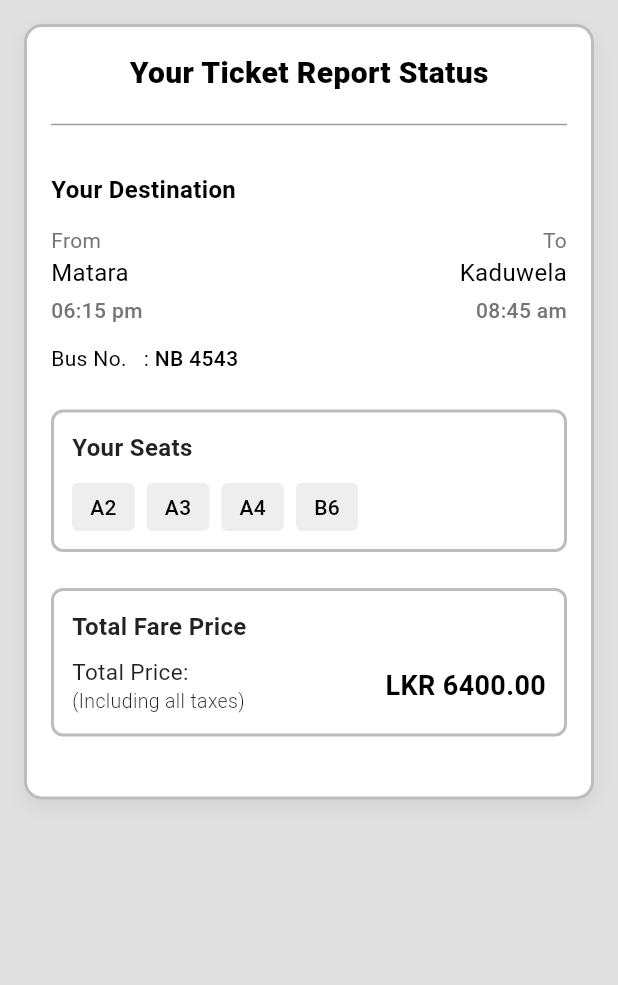
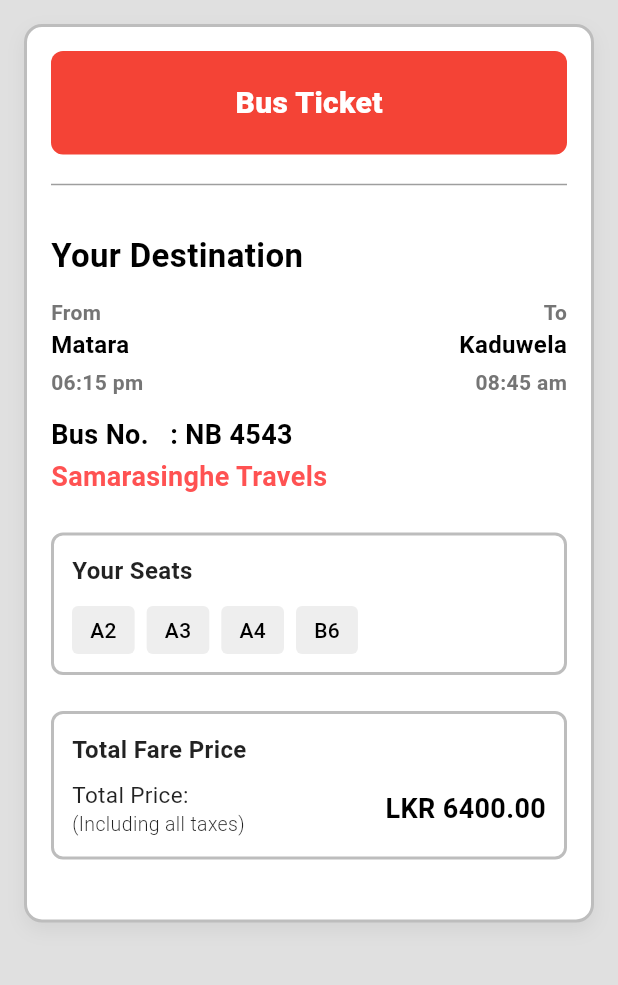
Before and after one commit to navinduhasalanka/bus-book-app, a Flutter app: the BookedTicketView screen opened directly, on a phone screen of 412 x 824 dp, the part 84-1069 px from its top. Run offline on Flutter 3.47's test engine with Material 3 defaults, Android fonts, the phone set to English and light mode, and no system bars; our stand-ins replace firebase_auth, firebase_core, icons_plus; accounts and stored records are empty.

Commit message:
Create BookedTicket

```diff
--- a/lib/widgets/booked_ticket_view.dart
+++ b/lib/widgets/booked_ticket_view.dart
@@ -7,8 +7,9 @@
   Widget build(BuildContext context) {
     return Scaffold(
       appBar: AppBar(
-        title: const Text('Booked Ticket',
-        style: TextStyle(
+        title: const Text(
+          'Booked Ticket',
+          style: TextStyle(
             color: Colors.red,
             fontWeight: FontWeight.bold,
           ),
@@ -27,7 +28,7 @@
               color: Colors.white,
               borderRadius: BorderRadius.circular(12),
               border: Border.all(
-                color: Colors.grey.shade400, // Grey border
+                color: Colors.grey.shade400,
                 width: 2.0,
               ),
               boxShadow: [
@@ -41,28 +42,39 @@
             child: Column(
               crossAxisAlignment: CrossAxisAlignment.start,
               children: [
-                Center(
-                  child: const Text(
-                    'Your Ticket Report Status',
-                    style: TextStyle(
-                      fontSize: 20,
-                      fontWeight: FontWeight.w900,
-                      color: Colors.black, // Dark black title
+                // 🔴 Full Red Background for "Bus Ticket" Section
+                Container(
+                  width: double.infinity,
+                  padding: const EdgeInsets.symmetric(vertical: 20),
+                  decoration: BoxDecoration(
+                    color: Colors.red, // Red background for full section
+                    borderRadius: BorderRadius.circular(8),
+                  ),
+                  child: const Center(
+                    child: Text(
+                      'Bus Ticket',
+                      style: TextStyle(
+                        fontSize: 20,
+                        fontWeight: FontWeight.w900,
+                        color: Colors.white, // White text for contrast
+                      ),
                     ),
                   ),
                 ),
                 const SizedBox(height: 12),
                 const Divider(color: Colors.grey, thickness: 1),
                 const SizedBox(height: 24),
+
                 const Text(
                   'Your Destination',
                   style: TextStyle(
-                    fontSize: 16,
-                    fontWeight: FontWeight.w700,
-                    color: Colors.black, // Middle black for section title
+                    fontSize: 22,
+                    fontWeight: FontWeight.bold,
+                    color: Colors.black,
                   ),
                 ),
                 const SizedBox(height: 12),
+
                 Row(
                   children: [
                     Expanded(
@@ -72,24 +84,26 @@
                           Text(
                             'From',
                             style: TextStyle(
-                              color: Colors.grey[600], // Grey for 'From'
+                              color: Colors.grey[600],
                               fontSize: 14,
+                              fontWeight: FontWeight.bold,
                             ),
                           ),
-                          Text(
+                          const Text(
                             'Matara',
                             style: TextStyle(
-                              color: Colors.black, // Grey for 'From'
+                              color: Colors.black,
                               fontSize: 16,
+                              fontWeight: FontWeight.bold,
                             ),
                           ),
                           const SizedBox(height: 4),
                           Text(
                             '06:15 pm',
                             style: TextStyle(
-                              color: Colors.grey[600], // Light black for city names
+                              color: Colors.grey[600],
                               fontSize: 14,
-                              fontWeight: FontWeight.w500,
+                              fontWeight: FontWeight.bold,
                             ),
                           ),
                         ],
@@ -102,24 +116,26 @@
                           Text(
                             'To',
                             style: TextStyle(
-                              color: Colors.grey[600], // Light black for city names
+                              color: Colors.grey[600],
                               fontSize: 14,
+                              fontWeight: FontWeight.bold,
                             ),
                           ),
-                          Text(
+                          const Text(
                             'Kaduwela',
                             style: TextStyle(
-                              color: Colors.black, // Grey for 'To'
+                              color: Colors.black,
                               fontSize: 16,
+                              fontWeight: FontWeight.bold,
                             ),
                           ),
                           const SizedBox(height: 4),
                           Text(
                             '08:45 am',
                             style: TextStyle(
-                              color: Colors.grey[600], // Light black for city names
+                              color: Colors.grey[600],
                               fontSize: 14,
-                              fontWeight: FontWeight.w500,
+                              fontWeight: FontWeight.bold,
                             ),
                           ),
                         ],
@@ -128,32 +144,43 @@
                   ],
                 ),
                 const SizedBox(height: 12),
-                Row(
+                const Row(
                   children: [
-                    const Text(
+                    Text(
                       'Bus No.   : ',
                       style: TextStyle(
-                        fontSize: 14,
-                        color: Colors.black, // Middle black
+                        fontSize: 18,
+                        color: Colors.black,
+                        fontWeight: FontWeight.bold,
                       ),
                     ),
-                    const Text(
+                    Text(
                       'NB 4543',
                       style: TextStyle(
-                        fontSize: 14,
-                        fontWeight: FontWeight.w500,
-                        color: Colors.black, // Middle black
+                        fontSize: 18,
+                        fontWeight: FontWeight.bold,
+                        color: Colors.black,
                       ),
                     ),
                   ],
                 ),
+                const SizedBox(height: 2),
+                const Text(
+                  'Samarasinghe Travels',
+                  style: TextStyle(
+                    fontSize: 18,
+                    fontWeight: FontWeight.bold,
+                    color: Colors.redAccent,
+                  ),
+                ),
                 const SizedBox(height: 24),
+
                 // Border around "Your Seats"
                 Container(
                   padding: const EdgeInsets.all(12),
                   decoration: BoxDecoration(
                     border: Border.all(
-                      color: Colors.grey.shade400, // Grey border
+                      color: Colors.grey.shade400,
                       width: 2.0,
                     ),
                     borderRadius: BorderRadius.circular(8),
@@ -166,7 +193,7 @@
                         style: TextStyle(
                           fontSize: 16,
                           fontWeight: FontWeight.w600,
-                          color: Colors.black87, // Middle black
+                          color: Colors.black87,
                         ),
                       ),
                       const SizedBox(height: 12),
@@ -185,12 +212,13 @@
                   ),
                 ),
                 const SizedBox(height: 24),
+
                 // Border around "Total Fare Price"
                 Container(
                   padding: const EdgeInsets.all(12),
                   decoration: BoxDecoration(
                     border: Border.all(
-                      color: Colors.grey.shade400, // Grey border
+                      color: Colors.grey.shade400,
                       width: 2.0,
                     ),
                     borderRadius: BorderRadius.circular(8),
@@ -203,7 +231,7 @@
                         style: TextStyle(
                           fontSize: 16,
                           fontWeight: FontWeight.w700,
-                          color: Colors.black87, // Middle black
+                          color: Colors.black87,
                         ),
                       ),
                       const SizedBox(height: 8),
@@ -216,7 +244,7 @@
                                 TextSpan(
                                   text: 'Total Price:\n',
                                   style: TextStyle(
-                                    color: Colors.black87, // Lighter grey for label
+                                    color: Colors.black87,
                                     fontSize: 15,
                                   ),
                                 ),
@@ -224,7 +252,7 @@
                                   text: '(Including all taxes)',
                                   style: TextStyle(
                                     color: Colors.black87,
-                                    fontWeight: FontWeight.w300, // Keep the same lighter grey
+                                    fontWeight: FontWeight.w300,
                                     fontSize: 13,
                                   ),
                                 ),
@@ -236,7 +264,7 @@
                             style: TextStyle(
                               fontSize: 18,
                               fontWeight: FontWeight.bold,
-                              color: Colors.black, // Middle black for price
+                              color: Colors.black,
                             ),
                           ),
                         ],
```
